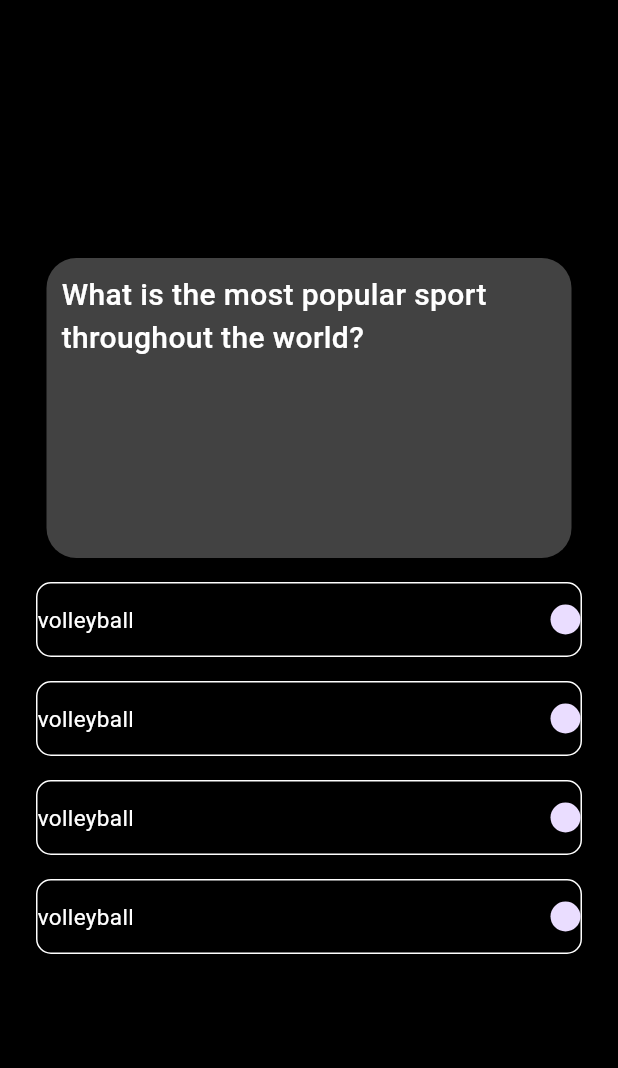
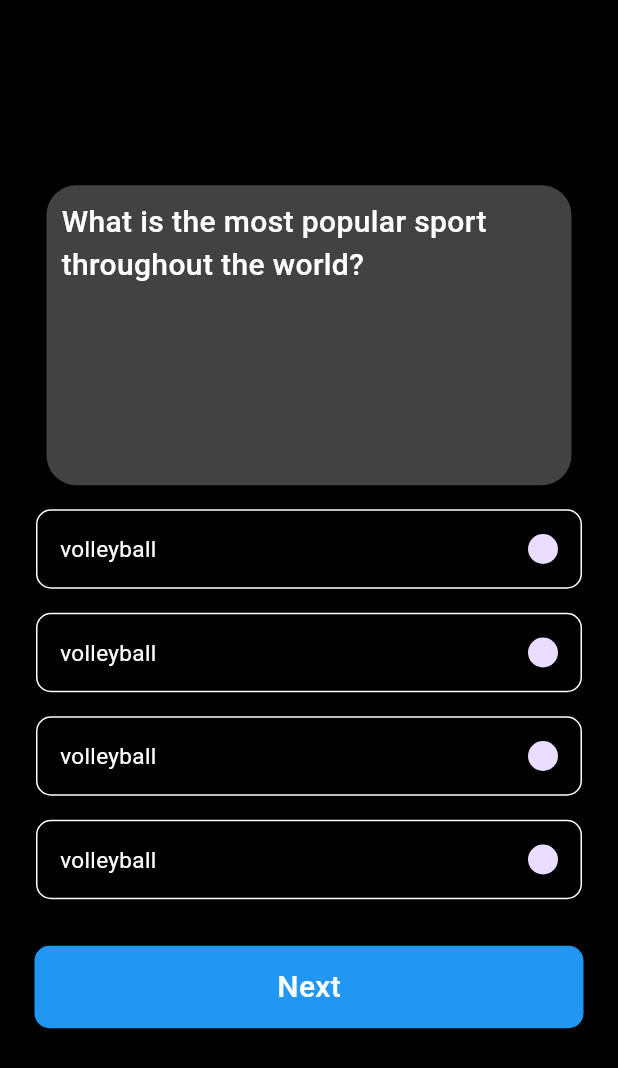
Before and after one commit to MahadevBiniraj/quizapp, a Flutter app: the screen it shows after launch, on a phone screen of 412 x 824 dp. Shown: the top 1068 px of the screen. Run offline on Flutter 3.47's test engine with Material 3 defaults, Android fonts, the phone set to English and light mode, and no system bars.

Commit message:
Homescreen and button updated

```diff
--- a/lib/view/home_screen1/home_screen1.dart
+++ b/lib/view/home_screen1/home_screen1.dart
@@ -1,4 +1,5 @@
 import 'package:flutter/material.dart';
+import 'package:quizapp/view/home_screen1/widgets/button.dart';
 import 'package:quizapp/view/home_screen1/widgets/option_box.dart';
 
 class Homescreen1 extends StatelessWidget {
@@ -40,7 +41,8 @@ class Homescreen1 extends StatelessWidget {
                 ),
                 itemCount: 4,
               ),
-            )
+            ),
+            Nextbutton()
           ],
         ),
       ),
--- a/lib/view/home_screen1/widgets/button.dart
+++ b/lib/view/home_screen1/widgets/button.dart
@@ -0,0 +1,26 @@
+import 'package:flutter/material.dart';
+
+class Nextbutton extends StatelessWidget {
+  const Nextbutton({super.key});
+
+  @override
+  Widget build(BuildContext context) {
+    return Padding(
+      padding: const EdgeInsets.all(15.0),
+      child: Container(
+        padding: EdgeInsets.symmetric(
+          vertical: 13,
+        ),
+        decoration: BoxDecoration(
+            borderRadius: BorderRadius.circular(10), color: Colors.blue),
+        child: Center(
+          child: Text(
+            "Next",
+            style: TextStyle(
+                fontSize: 20, fontWeight: FontWeight.w500, color: Colors.white),
+          ),
+        ),
+      ),
+    );
+  }
+}
--- a/lib/view/home_screen1/widgets/option_box.dart
+++ b/lib/view/home_screen1/widgets/option_box.dart
@@ -6,8 +6,9 @@ class Optionbox extends StatelessWidget {
   @override
   Widget build(BuildContext context) {
     return Container(
-      height: 50,
-      width: 350,
+      padding: EdgeInsets.symmetric(vertical: 15, horizontal: 15),
+      // height: 50,
+      // width: 350,
       decoration: BoxDecoration(
           borderRadius: BorderRadius.circular(10),
           border: Border.all(color: Colors.white)),
```
Also changed, not shown: lib/controller/screenlist.dart (added, +50 -0 lines), lib/model/quiz_screen/quiz_screen.dart (added, +10 -0 lines).
